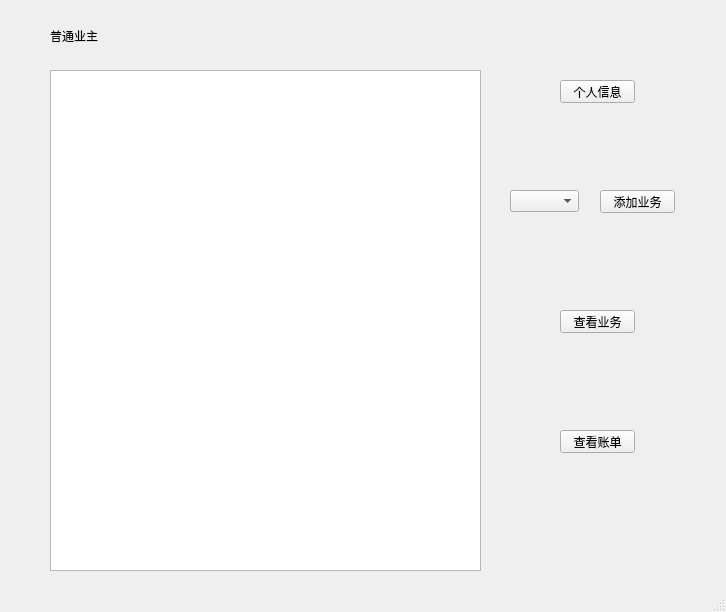
Arsene-W/SQLCD, file Owner.ui: the form before one commit.
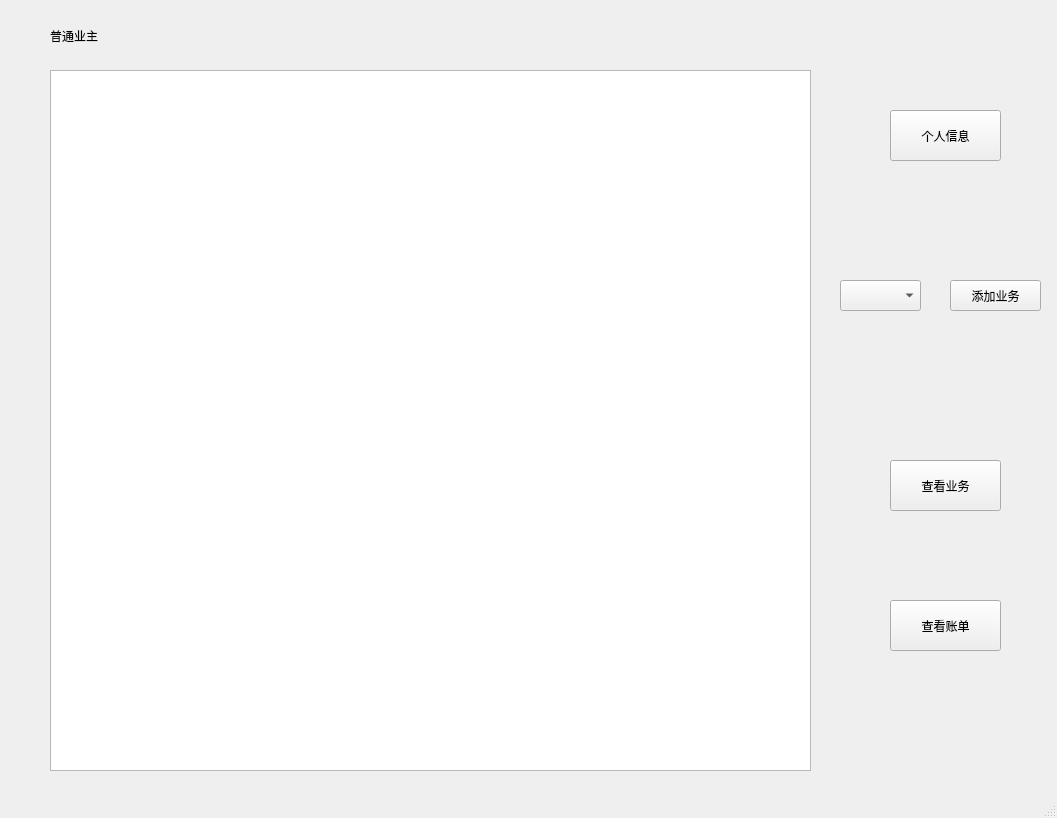
The form after the commit.

```diff
--- a/Owner.ui
+++ b/Owner.ui
@@ -6,8 +6,8 @@
    <rect>
     <x>0</x>
     <y>0</y>
-    <width>726</width>
-    <height>612</height>
+    <width>1057</width>
+    <height>818</height>
    </rect>
   </property>
   <property name="windowTitle">
@@ -35,20 +35,23 @@
      <rect>
       <x>50</x>
       <y>70</y>
-      <width>431</width>
-      <height>501</height>
+      <width>761</width>
+      <height>701</height>
      </rect>
     </property>
    </widget>
    <widget class="QPushButton" name="pushButton">
     <property name="geometry">
      <rect>
-      <x>560</x>
-      <y>80</y>
-      <width>75</width>
-      <height>23</height>
+      <x>890</x>
+      <y>110</y>
+      <width>111</width>
+      <height>51</height>
      </rect>
     </property>
+    <property name="styleSheet">
+     <string notr="true">font: 11pt &quot;黑体&quot;;</string>
+    </property>
     <property name="text">
      <string>个人信息</string>
     </property>
@@ -56,10 +59,10 @@
    <widget class="QPushButton" name="pushButton_2">
     <property name="geometry">
      <rect>
-      <x>600</x>
-      <y>190</y>
-      <width>75</width>
-      <height>23</height>
+      <x>950</x>
+      <y>280</y>
+      <width>91</width>
+      <height>31</height>
      </rect>
     </property>
     <property name="text">
@@ -69,22 +72,25 @@
    <widget class="QComboBox" name="comboBox">
     <property name="geometry">
      <rect>
-      <x>510</x>
-      <y>190</y>
-      <width>69</width>
-      <height>22</height>
+      <x>840</x>
+      <y>280</y>
+      <width>81</width>
+      <height>31</height>
      </rect>
     </property>
    </widget>
    <widget class="QPushButton" name="pushButton_3">
     <property name="geometry">
      <rect>
-      <x>560</x>
-      <y>310</y>
-      <width>75</width>
-      <height>23</height>
+      <x>890</x>
+      <y>460</y>
+      <width>111</width>
+      <height>51</height>
      </rect>
     </property>
+    <property name="styleSheet">
+     <string notr="true">font: 11pt &quot;黑体&quot;;</string>
+    </property>
     <property name="text">
      <string>查看业务</string>
     </property>
@@ -92,12 +98,15 @@
    <widget class="QPushButton" name="pushButton_4">
     <property name="geometry">
      <rect>
-      <x>560</x>
-      <y>430</y>
-      <width>75</width>
-      <height>23</height>
+      <x>890</x>
+      <y>600</y>
+      <width>111</width>
+      <height>51</height>
      </rect>
     </property>
+    <property name="styleSheet">
+     <string notr="true">font: 11pt &quot;黑体&quot;;</string>
+    </property>
     <property name="text">
      <string>查看账单</string>
     </property>
```
